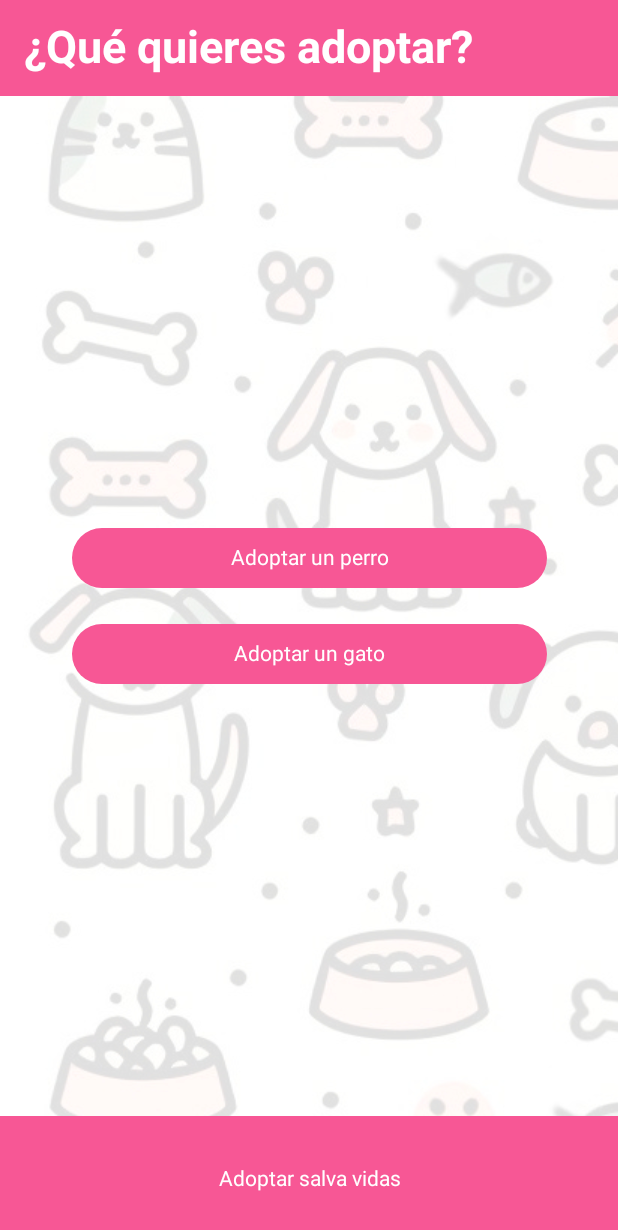
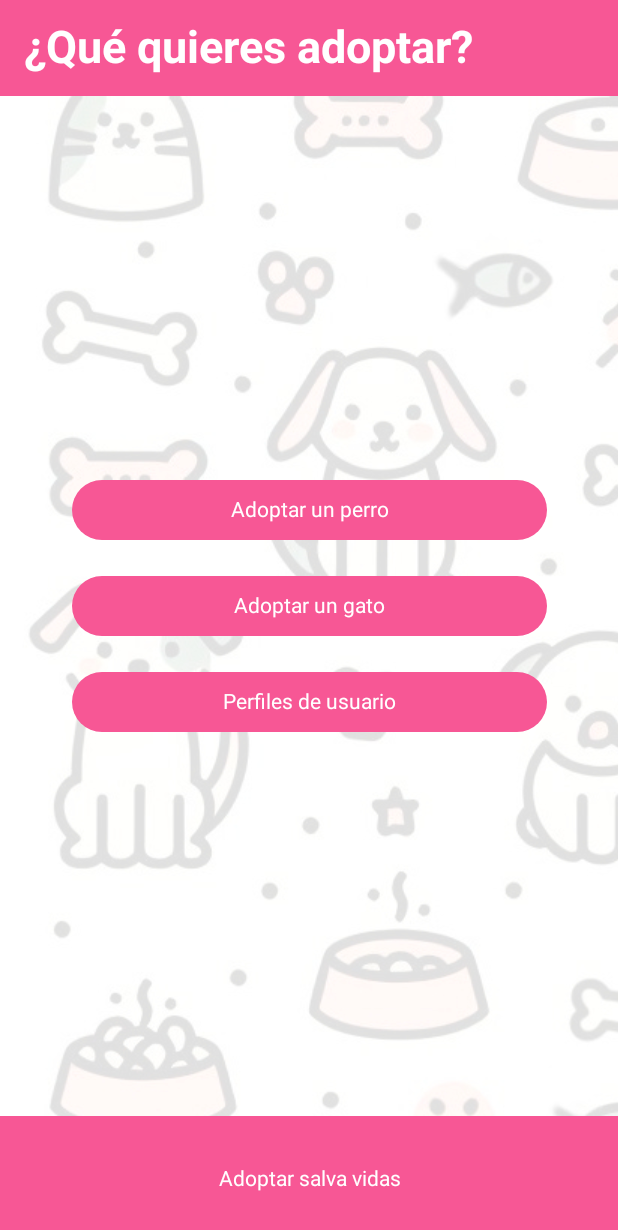
Before and after one commit to alcarazaina/AdoptDA, an Android app built with Jetpack Compose: the PantallaMenu screen opened through its navigation route, on a phone screen of 412 x 824 dp. Shown: the top 1230 px of the screen. Run offline under Robolectric (Android 15) with nearby library versions, the phone set to English and light mode, and no system bars.

Commit message:
Update: Creado BaseDatos.kt(no hay codigo por el momento), creado PerfilesUsuario.kt TODO: Crear BBDD, hacer funcionalidad de guardado y hacer PerfilesUsuario.kt

```diff
--- a/app/src/main/java/com/example/adoptda/view/MainActivity.kt
+++ b/app/src/main/java/com/example/adoptda/view/MainActivity.kt
@@ -80,6 +80,7 @@ class MainActivity : ComponentActivity() {
                             )
                             PantallaCuestionario(navController, dummyUsuario)
                         }
+                        composable("perfilesUsuario") { PerfilesUsuario(navController) }
                     }
                 }
             }
--- a/app/src/main/java/com/example/adoptda/view/PantallaMenu.kt
+++ b/app/src/main/java/com/example/adoptda/view/PantallaMenu.kt
@@ -105,6 +105,18 @@ fun PantallaMenu(navController: NavController) {
                         style = TextStyle(Color.White)
                     )
                 }
+                Button(
+                    onClick = { navController.navigate("perfilesUsuario") },
+                    modifier = Modifier
+                        .padding(8.dp)
+                        .fillMaxWidth(0.8f),
+                    colors = ButtonDefaults.buttonColors(Pink)
+                ) {
+                    Text(
+                        "Perfiles de usuario",
+                        style = TextStyle(Color.White)
+                    )
+                }
             }
         }
     }
```
Also changed, not shown: app/src/main/java/com/example/adoptda/model/BaseDatos.kt (added, +20 -0 lines), app/src/main/java/com/example/adoptda/view/PantallaCuestionario.kt (+51 -11 lines), app/src/main/java/com/example/adoptda/view/PerfilesUsuario.kt (added, +114 -0 lines).
